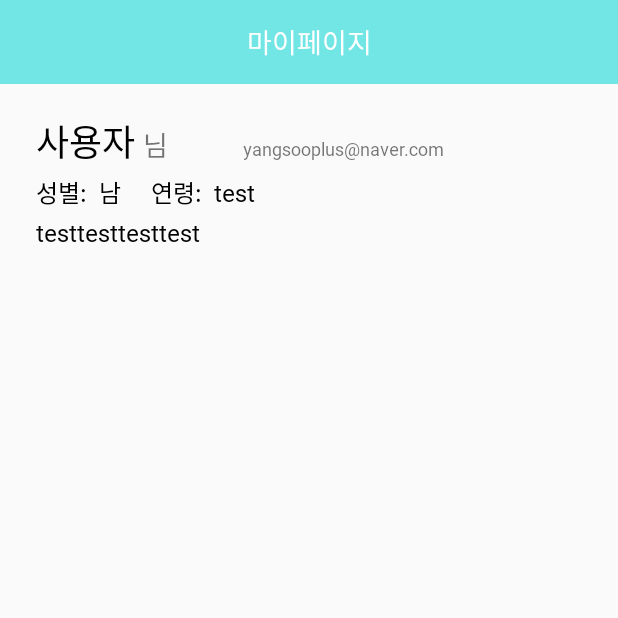
After one commit to yangsooplus/BoenDoc, an Android app: the MypageActivity screen opened directly, with no data from a screen before it, on a phone screen of 412 x 824 dp, the top half of it. The commit adds this screen. Run offline under Robolectric (Android 15) with nearby library versions, the phone set to English and light mode, and no system bars.

Commit message:
로그인 시도 성공
마이페이지 레이아웃 구현하다 말았음

```diff
--- a/BoenDoc/app/src/main/AndroidManifest.xml
+++ b/BoenDoc/app/src/main/AndroidManifest.xml
@@ -19,11 +19,11 @@
         android:theme="@style/Theme.BeonDoc"
         android:usesCleartextTraffic="true">
         <activity
+            android:name=".MypageActivity"
+            android:exported="false" />
+        <activity
             android:name=".MapActivity"
             android:exported="false" />
-
-
-
         <activity
             android:name=".ResultActivity"
             android:exported="false" />
@@ -57,7 +57,6 @@
         <meta-data
             android:name="com.kakao.sdk.AppKey"
             android:value="d4d606790b291dd43ec187954aa00752" />
-
     </application>
 
 </manifest>
--- a/BoenDoc/app/src/main/java/com/beongaedoctor/beondoc/MainActivity.kt
+++ b/BoenDoc/app/src/main/java/com/beongaedoctor/beondoc/MainActivity.kt
@@ -1,10 +1,12 @@
 package com.beongaedoctor.beondoc
 
 import android.content.Intent
+import android.content.SharedPreferences
 import androidx.appcompat.app.AppCompatActivity
 import android.os.Bundle
 import com.beongaedoctor.beondoc.databinding.ActivityChatBinding
 import com.beongaedoctor.beondoc.databinding.ActivityMainBinding
+import com.google.gson.GsonBuilder
 
 class MainActivity : AppCompatActivity() {
 
@@ -24,10 +26,18 @@ class MainActivity : AppCompatActivity() {
             startActivity(chatIntent)
         }
 
-//        binding.mypageBtn.setOnClickListener {
-//            val mypageIntent = Intent(this, MypageActivity::class.java)
-//            startActivity(mypageIntent)
-//        }
+        val sp = getSharedPreferences("shared", MODE_PRIVATE)
+        val gson = GsonBuilder().create()
+        val gsonMemberInfo = sp!!.getString("memberInfo","")
+        val testMemberInfo : Member = gson!!.fromJson(gsonMemberInfo, Member::class.java)
+        binding.username.text = testMemberInfo.name
+
+        binding.mypageBtn.setOnClickListener {
+            val mypageIntent = Intent(this, MypageActivity::class.java)
+            startActivity(mypageIntent)
+        }
 
     }
+
+
 }
--- a/BoenDoc/app/src/main/java/com/beongaedoctor/beondoc/Member.kt
+++ b/BoenDoc/app/src/main/java/com/beongaedoctor/beondoc/Member.kt
@@ -47,8 +47,8 @@ interface MemberService {
 
 
 data class Login(
-    @SerializedName("email")
-    var email : String,
+    @SerializedName("loginId")
+    var loginId : String,
     @SerializedName("password")
     var password : String
 )
@@ -62,5 +62,8 @@ interface LoginService {
 
 data class LoginResponse(
     @SerializedName("id")
-    var id : Long
-)
+    var id : Long,
+    @SerializedName("name")
+    var name : String,
+
+    )
--- /dev/null
+++ b/BoenDoc/app/src/main/java/com/beongaedoctor/beondoc/MypageActivity.kt
@@ -0,0 +1,11 @@
+package com.beongaedoctor.beondoc
+
+import androidx.appcompat.app.AppCompatActivity
+import android.os.Bundle
+
+class MypageActivity : AppCompatActivity() {
+    override fun onCreate(savedInstanceState: Bundle?) {
+        super.onCreate(savedInstanceState)
+        setContentView(R.layout.activity_mypage)
+    }
+}
--- a/BoenDoc/app/src/main/java/com/beongaedoctor/beondoc/SignInActivity.kt
+++ b/BoenDoc/app/src/main/java/com/beongaedoctor/beondoc/SignInActivity.kt
@@ -142,6 +142,7 @@ class SignInActivity : AppCompatActivity() {
             override fun onResponse(call: Call<LoginResponse>, response: Response<LoginResponse>) {
                 if (response.isSuccessful) {
                     println("로그인성공")
+                    println(response.body().toString())
                 }
                 else {
                     println("로그인 연결은 성공, 근데 통신은 안됨")
@@ -151,6 +152,7 @@ class SignInActivity : AppCompatActivity() {
 
             override fun onFailure(call: Call<LoginResponse>, t: Throwable) {
                 println(t.message)
+                println("여기임ㅋㅋ")
             }
 
         })
--- /dev/null
+++ b/BoenDoc/app/src/main/res/layout/activity_mypage.xml
@@ -0,0 +1,158 @@
+<?xml version="1.0" encoding="utf-8"?>
+<LinearLayout
+    xmlns:android="http://schemas.android.com/apk/res/android"
+    xmlns:app="http://schemas.android.com/apk/res-auto"
+    xmlns:tools="http://schemas.android.com/tools"
+    android:layout_width="match_parent"
+    android:layout_height="match_parent"
+    tools:context=".MypageActivity"
+    android:orientation="vertical">
+
+    <TextView
+        android:layout_width="match_parent"
+        android:layout_height="56dp"
+        android:background="@color/skyblue"
+        android:text="마이페이지"
+        android:textColor="@color/white"
+        android:textSize="18sp"
+        android:fontFamily="@font/spoqahansansneobold"
+        android:gravity="center"
+        />
+
+    <LinearLayout
+        android:layout_width="match_parent"
+        android:layout_height="wrap_content"
+        android:layout_marginHorizontal="24dp"
+        android:layout_marginTop="20dp"
+        android:orientation="horizontal"
+        >
+
+        <TextView
+            android:id="@+id/username_mp"
+            android:layout_width="wrap_content"
+            android:layout_height="wrap_content"
+            android:text="사용자"
+            android:fontFamily="@font/spoqahansansneobold"
+            android:textColor="@color/black"
+            android:textSize="24sp"
+            app:layout_constraintStart_toStartOf="parent"
+            app:layout_constraintTop_toTopOf="parent" />
+
+        <TextView
+            android:id="@+id/nim"
+            android:layout_width="wrap_content"
+            android:layout_height="wrap_content"
+            android:layout_marginLeft="5dp"
+            android:fontFamily="@font/spoqahansansneomedium"
+            android:text="님"
+            android:textSize="18sp"
+            app:layout_constraintBottom_toBottomOf="parent"
+            app:layout_constraintStart_toEndOf="@+id/username_mp"
+             />
+
+        <TextView
+            android:id="@+id/userid"
+            android:layout_width="wrap_content"
+            android:layout_height="wrap_content"
+            android:layout_marginLeft="50dp"
+            android:fontFamily="@font/spoqahansansneolight"
+            android:text="yangsooplus@naver.com"
+            android:textSize="12sp"
+            app:layout_constraintBottom_toBottomOf="parent"
+            app:layout_constraintStart_toEndOf="@+id/nim"
+            app:layout_constraintTop_toTopOf="parent" />
+    </LinearLayout>
+
+    <LinearLayout
+        android:layout_width="match_parent"
+        android:layout_height="wrap_content"
+        android:layout_marginHorizontal="24dp"
+        android:layout_marginTop="4dp"
+        android:orientation="horizontal">
+
+        <TextView
+            android:layout_width="wrap_content"
+            android:layout_height="wrap_content"
+            android:text="성별:  "
+            android:textSize="16sp"
+            android:textColor="@color/black"
+            android:fontFamily="@font/spoqahansansneomedium"
+            />
+
+        <TextView
+            android:id="@+id/usersex"
+            android:layout_width="wrap_content"
+            android:layout_height="wrap_content"
+            android:text="남"
+            android:textSize="16sp"
+            android:textColor="@color/black"
+            android:fontFamily="@font/spoqahansansneomedium"
+            />
+
+        <TextView
+            android:layout_width="wrap_content"
+            android:layout_height="wrap_content"
+            android:layout_marginLeft="20dp"
+            android:text="연령:  "
+            android:textSize="16sp"
+            android:textColor="@color/black"
+            android:fontFamily="@font/spoqahansansneomedium"
+            />
+
+        <TextView
+            android:layout_width="wrap_content"
+            android:layout_height="wrap_content"
+            android:text="test"
+            android:textSize="16sp"
+            android:textColor="@color/black"
+            android:fontFamily="@font/spoqahansansneomedium"
+            />
+
+    </LinearLayout>
+    <LinearLayout
+        android:layout_width="match_parent"
+        android:layout_height="wrap_content"
+        android:layout_marginHorizontal="24dp"
+        android:layout_marginTop="4dp"
+        android:orientation="horizontal">
+
+        <TextView
+            android:layout_width="wrap_content"
+            android:layout_height="wrap_content"
+            android:text="test"
+            android:textSize="16sp"
+            android:textColor="@color/black"
+            android:fontFamily="@font/spoqahansansneomedium"
+            />
+
+        <TextView
+            android:layout_width="wrap_content"
+            android:layout_height="wrap_content"
+            android:text="test"
+            android:textSize="16sp"
+            android:textColor="@color/black"
+            android:fontFamily="@font/spoqahansansneomedium"
+            />
+
+        <TextView
+            android:layout_width="wrap_content"
+            android:layout_height="wrap_content"
+            android:text="test"
+            android:textSize="16sp"
+            android:textColor="@color/black"
+            android:fontFamily="@font/spoqahansansneomedium"
+            />
+
+        <TextView
+            android:layout_width="wrap_content"
+            android:layout_height="wrap_content"
+            android:text="test"
+            android:textSize="16sp"
+            android:textColor="@color/black"
+            android:fontFamily="@font/spoqahansansneomedium"
+            />
+
+    </LinearLayout>
+
+
+</LinearLayout>
```
